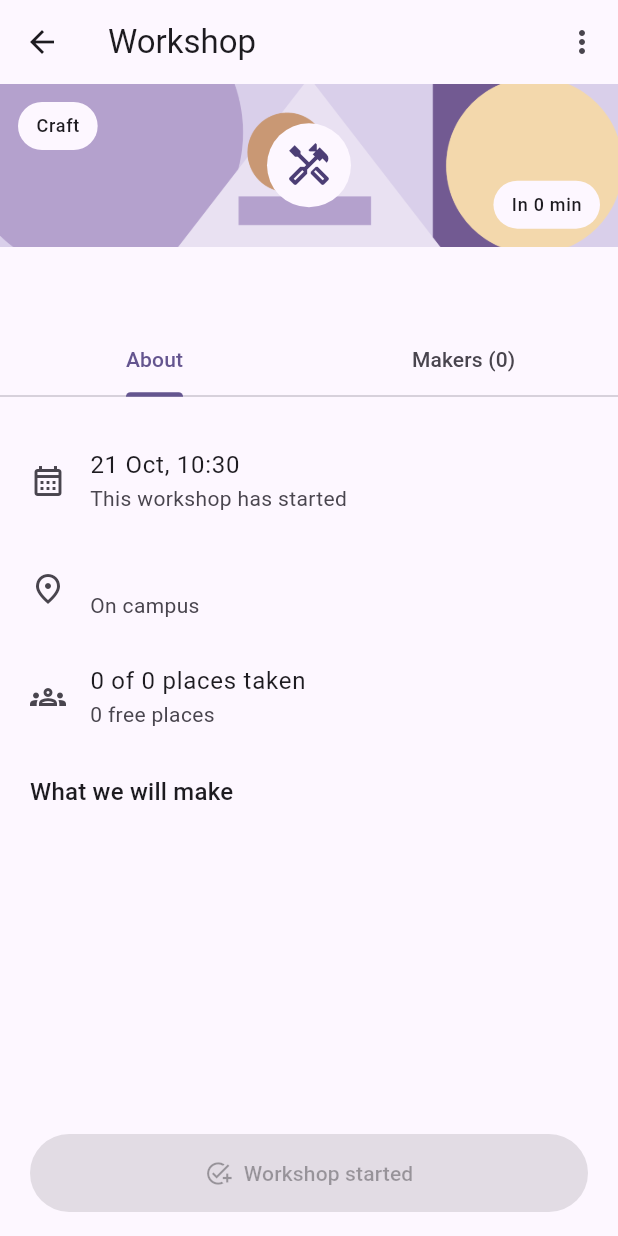
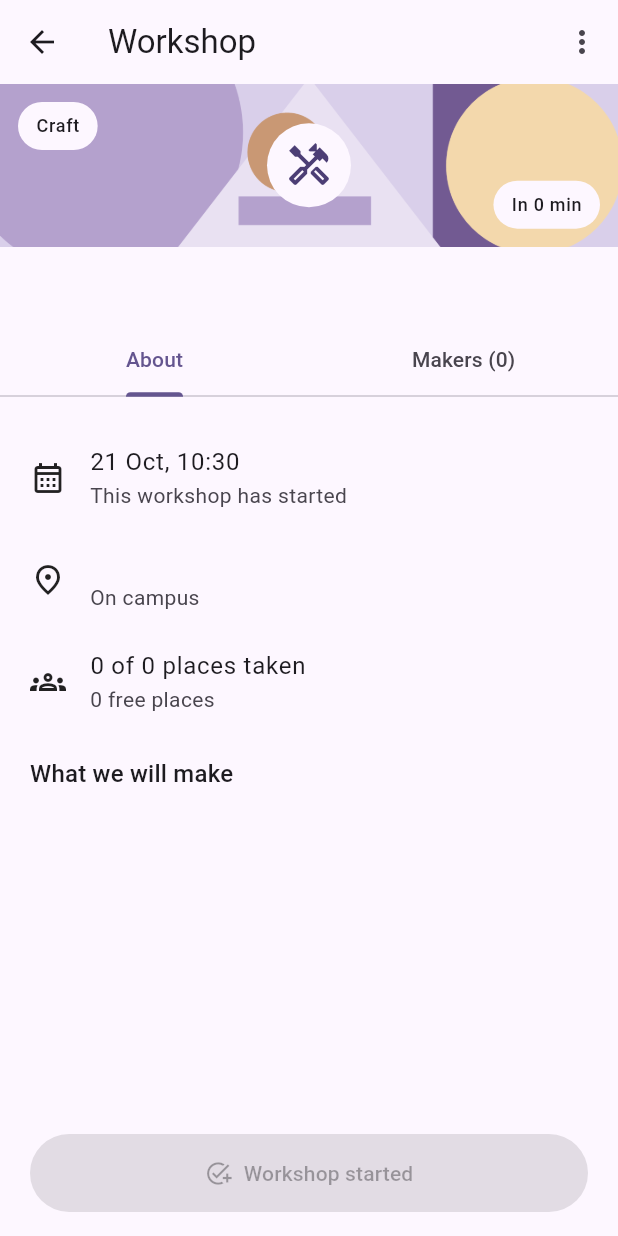
Before and after one commit to llifwx/FlutterKbtu, a Flutter app: the DetailScreen screen opened directly with empty values, on a phone screen of 412 x 824 dp. Run offline on Flutter 3.47's test engine with Material 3 defaults, Android fonts, the light colour scheme and no system bars.

Commit message:
Document workshop decisions, capture three layouts and finalize app identity

```diff
--- a/lab01-campus-workshops/lib/models/workshop.dart
+++ b/lab01-campus-workshops/lib/models/workshop.dart
@@ -21,6 +21,7 @@ enum WorkshopCategory {
 }
 
 class Workshop {
+  // The factory freezes incoming lists; only this private constructor is const.
   const Workshop._(
     this._attendees, {
     required this.id,
--- a/lab01-campus-workshops/lib/screens/detail_screen.dart
+++ b/lab01-campus-workshops/lib/screens/detail_screen.dart
@@ -125,6 +125,29 @@ class _DetailScreenState extends State<DetailScreen> {
     final (:taken, :free) = _workshop.places;
     final joined = _workshop.contains(widget.arguments.profile.name);
     final started = !_workshop.startsAt.isAfter(_now);
+    Widget fact(IconData icon, String title, String subtitle) => Padding(
+      padding: const EdgeInsets.symmetric(vertical: 12),
+      child: Row(
+        children: [
+          Icon(icon),
+          const SizedBox(width: 16),
+          Expanded(
+            child: Column(
+              crossAxisAlignment: CrossAxisAlignment.start,
+              children: [
+                Text(title, style: theme.textTheme.bodyLarge),
+                Text(
+                  subtitle,
+                  style: theme.textTheme.bodyMedium?.copyWith(
+                    color: theme.colorScheme.onSurfaceVariant,
+                  ),
+                ),
+              ],
+            ),
+          ),
+        ],
+      ),
+    );
     Widget pill(String text) => DecoratedBox(
       decoration: BoxDecoration(
         color: theme.colorScheme.surface,
@@ -214,37 +237,24 @@ class _DetailScreenState extends State<DetailScreen> {
                     ListView(
                       padding: const EdgeInsets.all(20),
                       children: [
-                        ListTile(
-                          contentPadding: EdgeInsets.zero,
-                          leading: const Icon(Icons.calendar_month_outlined),
-                          title: Text(formatDateTime(_workshop.startsAt)),
-                          subtitle: Text(
+                        fact(
+                          Icons.calendar_month_outlined,
+                          formatDateTime(_workshop.startsAt),
                           started
                               ? 'This workshop has started'
                               : 'See you at the studio',
                         ),
-                        ),
-                        ListTile(
-                          contentPadding: EdgeInsets.zero,
-                          leading: Icon(
-                            _workshop.online
-                                ? Icons.link
-                                : Icons.place_outlined,
-                          ),
-                          title: Text(_workshop.location),
-                          subtitle: Text(
+                        fact(
+                          _workshop.online ? Icons.link : Icons.place_outlined,
+                          _workshop.location,
                           _workshop.online
                               ? 'Online workshop link'
                               : 'On campus',
                         ),
-                        ),
-                        ListTile(
-                          contentPadding: EdgeInsets.zero,
-                          leading: const Icon(Icons.groups_outlined),
-                          title: Text(
+                        fact(
+                          Icons.groups_outlined,
                           '$taken of ${_workshop.capacity} places taken',
-                          ),
-                          subtitle: Text('$free free places'),
+                          '$free free places',
                         ),
                         if (_workshop.description case final description?) ...[
                           const SizedBox(height: 16),
@@ -268,8 +278,13 @@ class _DetailScreenState extends State<DetailScreen> {
                                 ListTile(
                                   selected:
                                       name == widget.arguments.profile.name,
-                                  leading: const Icon(Icons.person_outline),
-                                  title: Text(name),
+                                  title: Row(
+                                    children: [
+                                      const Icon(Icons.person_outline),
+                                      const SizedBox(width: 16),
+                                      Expanded(child: Text(name)),
+                                    ],
+                                  ),
                                   trailing:
                                       name == widget.arguments.profile.name
                                       ? const Chip(label: Text('You'))
```
Also changed, not shown: 7 other files. Lines whose indentation alone changed are shown as unchanged.
